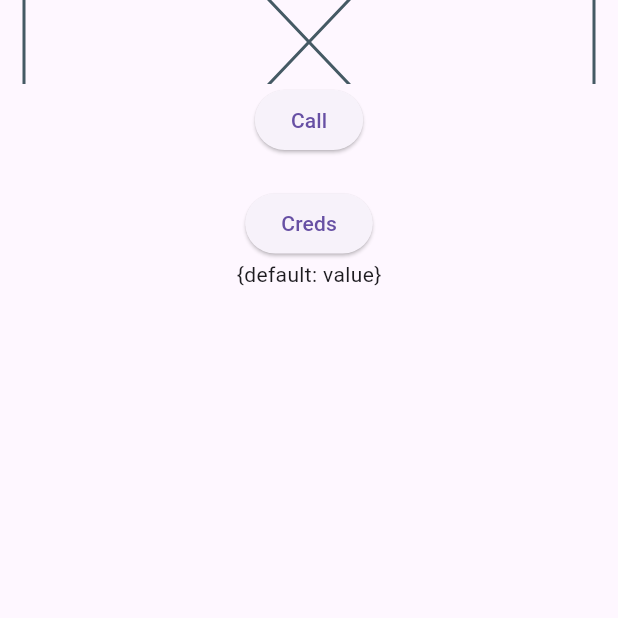
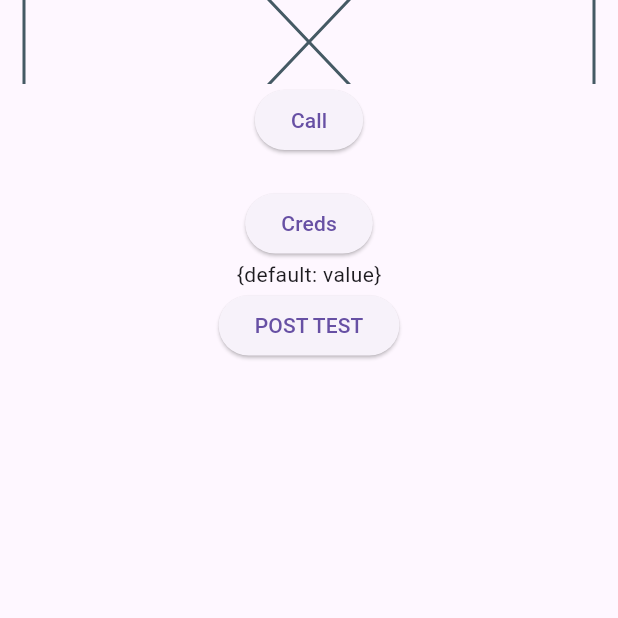
Before and after one commit to dazemc/wipi, a Flutter app: the screen it shows after launch, on a phone screen of 412 x 824 dp, the top half of it. Run offline on Flutter 3.47's test engine with Material 3 defaults, Android fonts, the phone set to English and light mode, and no system bars; our stand-ins replace get.

Commit message:
POST credentials, execute cmd to connect/save wifi, return if connected or not

```diff
--- a/lib/controllers/wipi_controller.dart
+++ b/lib/controllers/wipi_controller.dart
@@ -2,8 +2,10 @@ import 'package:flutter/foundation.dart';
 import 'package:get/get.dart';
 // import 'package:wipi/models/saved_connections.dart';
 
-const String showConnections = 'http://192.168.0.174/api?show_connections';
-const String showCredentials = 'http://192.168.0.174/api?show_credentials=';
+const String baseUrl = 'http://192.168.0.174/';
+const String showConnections = '${baseUrl}rec_creds?show_connections';
+const String showCredentials = '${baseUrl}rec_creds?show_credentials=';
+const String sendCredentials = '${baseUrl}send_creds';
 
 class WiPiController extends GetxController {
   final getx = GetConnect();
@@ -23,4 +25,11 @@ class WiPiController extends GetxController {
       print(creds);
     }
   }
+
+  void postCredentials(data) async {
+    final response = await getx.post(sendCredentials, data);
+    if (kDebugMode) {
+      print(response.body);
+    }
+  }
 }
--- a/lib/views/wipi_home.dart
+++ b/lib/views/wipi_home.dart
@@ -16,10 +16,15 @@ class WiPiHome extends StatelessWidget {
           ),
           Obx(() => Text(wipiController.savedConnections[0])),
           ElevatedButton(
-            onPressed: () => wipiController.fetchCredentials(wipiController.savedConnections[0]),
+            onPressed: () => wipiController
+                .fetchCredentials(wipiController.savedConnections[0]),
             child: const Text('Creds'),
           ),
-          Obx(() => Text(wipiController.creds.toString()))
+          Obx(() => Text(wipiController.creds.toString())),
+          ElevatedButton(
+              onPressed: () => wipiController.postCredentials(
+                  {"SSID": "Whatever", "PASS": "testing247"}),
+              child: const Text("POST TEST"))
         ],
       ),
     );
```
Also changed, not shown: 1 other file.
